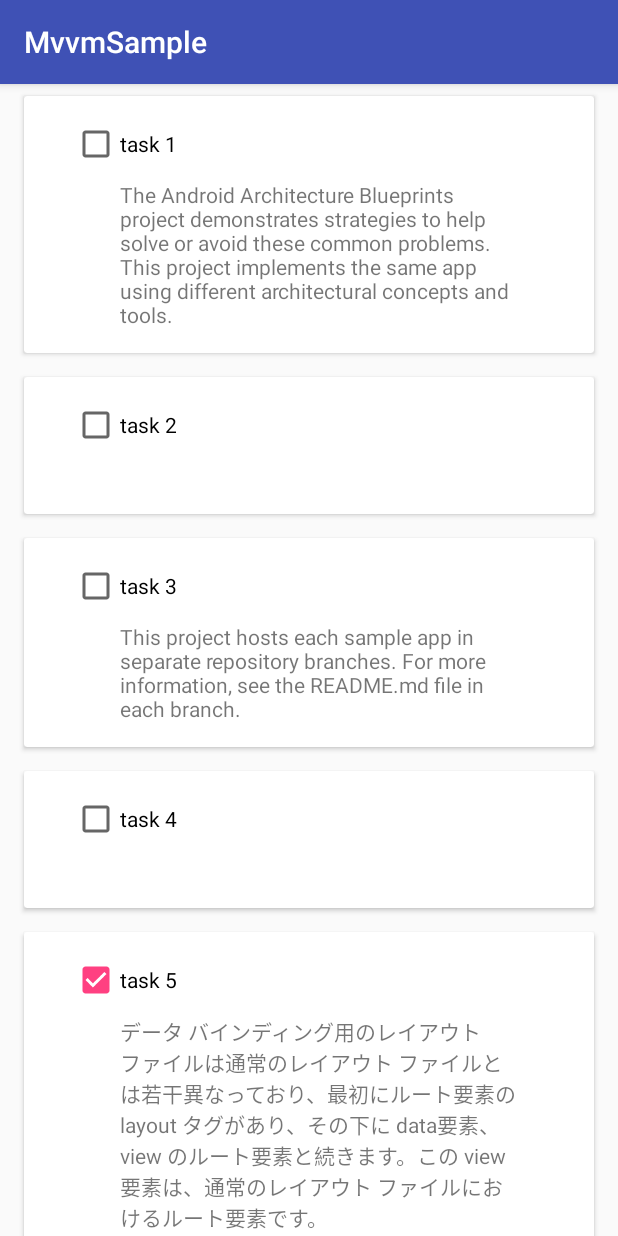
After one commit to rmakiyama/MvvmSample, an Android app: the fragment TasksFragment shown on its own in the app's theme, on a phone screen of 412 x 824 dp. The commit adds this screen. Run offline under Robolectric (Android 15) with nearby library versions, the phone set to English and light mode, and no system bars; our stand-ins replace EventBus, data binding.

Commit message:
set up recyclerview

```diff
--- a/app/build.gradle
+++ b/app/build.gradle
@@ -30,12 +30,15 @@ dependencies {
     implementation 'com.android.support:appcompat-v7:26.1.0'
     implementation 'com.android.support:design:26.1.0'
     implementation 'com.android.support.constraint:constraint-layout:1.0.2'
+    implementation "com.android.support:cardview-v7:26.1.0"
     implementation 'com.android.support:support-vector-drawable:26.1.0'
     implementation 'com.android.support:support-v4:26.1.0'
     testImplementation 'junit:junit:4.12'
     androidTestImplementation 'com.android.support.test:runner:1.0.1'
     androidTestImplementation 'com.android.support.test.espresso:espresso-core:3.0.1'
 
+    implementation 'org.greenrobot:eventbus:3.0.0'
+
     implementation "org.jetbrains.kotlin:kotlin-stdlib-jre7:$kotlin_version"
     kapt "com.android.databinding:compiler:$android_plugin_version"
 }
--- a/app/src/main/java/rmakiyama/sample/mvvmsample/ViewModel.java
+++ b/app/src/main/java/rmakiyama/sample/mvvmsample/ViewModel.java
@@ -6,6 +6,10 @@ package rmakiyama.sample.mvvmsample;
 
 public abstract class ViewModel {
 
+    public abstract void onResume();
+
+    public abstract void onPause();
+
     void destroy() {
     }
 }
--- a/app/src/main/java/rmakiyama/sample/mvvmsample/center/CenterFragment.java
+++ /dev/null
@@ -1,27 +0,0 @@
-package rmakiyama.sample.mvvmsample.center;
-
-import android.os.Bundle;
-import android.support.v4.app.Fragment;
-import android.view.LayoutInflater;
-import android.view.View;
-import android.view.ViewGroup;
-
-import rmakiyama.sample.mvvmsample.databinding.FragmentCenterBinding;
-
-public class CenterFragment extends Fragment {
-
-    private FragmentCenterBinding binding;
-
-    public static CenterFragment newInstance() {
-        return new CenterFragment();
-    }
-
-    @Override
-    public View onCreateView(LayoutInflater inflater, ViewGroup container,
-                             Bundle savedInstanceState) {
-        binding = FragmentCenterBinding.inflate(inflater, container, false);
-        binding.text.setText("センターだよ");
-        return binding.getRoot();
-    }
-
-}
--- /dev/null
+++ b/app/src/main/java/rmakiyama/sample/mvvmsample/center/TaskViewModel.kt
@@ -0,0 +1,9 @@
+package rmakiyama.sample.mvvmsample.center
+
+import android.databinding.ObservableField
+import rmakiyama.sample.mvvmsample.domain.entity.Task
+
+class TaskViewModel(task: Task) {
+
+  val task = ObservableField<Task>(task)
+}
--- /dev/null
+++ b/app/src/main/java/rmakiyama/sample/mvvmsample/center/TasksAdapter.kt
@@ -0,0 +1,49 @@
+package rmakiyama.sample.mvvmsample.center
+
+import android.databinding.DataBindingUtil
+import android.support.v7.widget.RecyclerView
+import android.view.LayoutInflater
+import android.view.ViewGroup
+import rmakiyama.sample.mvvmsample.R
+import rmakiyama.sample.mvvmsample.databinding.ItemTaskBinding
+import rmakiyama.sample.mvvmsample.domain.entity.Task
+
+class TasksAdapter : RecyclerView.Adapter<TasksAdapter.TaskHolder>() {
+
+  private val tasks = ArrayList<Task>()
+
+  override fun onCreateViewHolder(parent: ViewGroup?, viewType: Int): TaskHolder {
+    val binding = DataBindingUtil.inflate<ItemTaskBinding>(
+        LayoutInflater.from(parent?.context), R.layout.item_task, parent, false)
+    return TaskHolder(binding)
+  }
+
+  override fun onBindViewHolder(holder: TaskHolder, position: Int) {
+    holder.bindTask(tasks[position])
+    holder.mBinding.executePendingBindings()
+  }
+
+  override fun getItemCount(): Int = tasks.size
+
+  fun setTasks(tasks: List<Task>) {
+    this.tasks.apply {
+      clear()
+      addAll(tasks)
+    }
+    notifyDataSetChanged()
+  }
+
+  class TaskHolder(val mBinding: ItemTaskBinding) : RecyclerView.ViewHolder(mBinding.root) {
+
+    lateinit var viewModel: TaskViewModel
+
+    fun bindTask(task: Task) {
+      if (mBinding.viewModel == null) {
+        viewModel = TaskViewModel(task)
+        mBinding.viewModel = viewModel
+      } else {
+        mBinding.viewModel = viewModel
+      }
+    }
+  }
+}
--- /dev/null
+++ b/app/src/main/java/rmakiyama/sample/mvvmsample/center/TasksFragment.java
@@ -0,0 +1,68 @@
+package rmakiyama.sample.mvvmsample.center;
+
+import android.os.Bundle;
+import android.support.annotation.Nullable;
+import android.support.v4.app.Fragment;
+import android.support.v7.widget.LinearLayoutManager;
+import android.support.v7.widget.RecyclerView;
+import android.view.LayoutInflater;
+import android.view.View;
+import android.view.ViewGroup;
+
+import org.greenrobot.eventbus.EventBus;
+import org.greenrobot.eventbus.Subscribe;
+import org.greenrobot.eventbus.ThreadMode;
+
+import rmakiyama.sample.mvvmsample.data.repository.TasksRepositoryImpl;
+import rmakiyama.sample.mvvmsample.databinding.FragmentCenterBinding;
+import rmakiyama.sample.mvvmsample.domain.usecase.GetTasksUseCaseImpl;
+
+public class TasksFragment extends Fragment {
+
+    private FragmentCenterBinding mBinding;
+    private TasksViewModel mViewModel =
+            new TasksViewModel(new GetTasksUseCaseImpl(TasksRepositoryImpl.getInstance()));
+    private TasksAdapter mAdapter = new TasksAdapter();
+
+    public static TasksFragment newInstance() {
+        return new TasksFragment();
+    }
+
+    @Override
+    public View onCreateView(LayoutInflater inflater, ViewGroup container,
+                             Bundle savedInstanceState) {
+        mBinding = FragmentCenterBinding.inflate(inflater, container, false);
+        mBinding.setViewModel(mViewModel);
+        return mBinding.getRoot();
+    }
+
+    @Override
+    public void onViewCreated(View view, @Nullable Bundle savedInstanceState) {
+        super.onViewCreated(view, savedInstanceState);
+        setupRecyclerView(mBinding.tasks);
+    }
+
+    private void setupRecyclerView(RecyclerView v) {
+        v.setLayoutManager(new LinearLayoutManager(getContext()));
+        v.setAdapter(mAdapter);
+    }
+
+    @Override
+    public void onResume() {
+        super.onResume();
+        EventBus.getDefault().register(this);
+        mViewModel.onResume();
+    }
+
+    @Override
+    public void onPause() {
+        super.onPause();
+        EventBus.getDefault().unregister(this);
+        mViewModel.onPause();
+    }
+
+    @Subscribe(threadMode = ThreadMode.MAIN)
+    public void onTasksLoaded(TasksViewModel.OnLoadedEvent event) {
+        mAdapter.setTasks(event.getTasks());
+    }
+}
--- /dev/null
+++ b/app/src/main/java/rmakiyama/sample/mvvmsample/center/TasksViewModel.kt
@@ -0,0 +1,31 @@
+package rmakiyama.sample.mvvmsample.center
+
+import org.greenrobot.eventbus.EventBus
+import rmakiyama.sample.mvvmsample.domain.entity.Task
+import rmakiyama.sample.mvvmsample.domain.usecase.GetTasksUseCase
+import org.greenrobot.eventbus.ThreadMode
+import org.greenrobot.eventbus.Subscribe
+import rmakiyama.sample.mvvmsample.ViewModel
+
+class TasksViewModel constructor(
+    private val mGetTasksUseCase: GetTasksUseCase) : ViewModel() {
+
+  private val tasks = ArrayList<Task>()
+
+  override fun onResume() {
+    EventBus.getDefault().register(this)
+    mGetTasksUseCase.getTasks()
+  }
+
+  override fun onPause() {
+    EventBus.getDefault().unregister(this)
+  }
+
+  @Subscribe(threadMode = ThreadMode.MAIN)
+  fun onTasksLoaded(event: GetTasksUseCase.OnLoadedEvent) {
+    tasks.addAll(event.tasks)
+    EventBus.getDefault().post(OnLoadedEvent(tasks))
+  }
+
+  class OnLoadedEvent(val tasks: List<Task>)
+}
--- /dev/null
+++ b/app/src/main/java/rmakiyama/sample/mvvmsample/data/repository/TasksRepositoryImpl.kt
@@ -0,0 +1,27 @@
+package rmakiyama.sample.mvvmsample.data.repository
+
+import rmakiyama.sample.mvvmsample.domain.entity.Task
+import rmakiyama.sample.mvvmsample.domain.repository.TasksRepository
+
+class TasksRepositoryImpl : TasksRepository {
+
+  companion object {
+
+    private var INSTANCE: TasksRepository? = null
+
+    @JvmStatic
+    fun getInstance() = INSTANCE ?: TasksRepositoryImpl().also { INSTANCE = it }
+  }
+
+  override fun getTasks(): List<Task> {
+    return arrayListOf(
+        Task(title = "task 1", description = "The Android Architecture Blueprints project demonstrates strategies to help solve or avoid these common problems. This project implements the same app using different architectural concepts and tools."),
+        Task(title = "task 2"),
+        Task(title = "task 3", description = "This project hosts each sample app in separate repository branches. For more information, see the README.md file in each branch."),
+        Task(title = "task 4"),
+        Task(title = "task 5", description = "データ バインディング用のレイアウト ファイルは通常のレイアウト ファイルとは若干異なっており、最初にルート要素の layout タグがあり、その下に data要素、view のルート要素と続きます。この view 要素は、通常のレイアウト ファイルにおけるルート要素です。", completed = true),
+        Task(title = "task 6", description = "データバイディングでは、onClick イベントなどのビューから送られたイベントを処理する式を記述することができます。いくつかの例外を除いて、イベント属性名はリスナー メソッドの名前によって決まります。たとえば、View.OnLongClickListener のメソッドは onLongClick() なので、このイベント属性は android:onLongClick になります。イベントを扱うには 2 つの方法があります。", completed = true),
+        Task(title = "task 7", description = "リスナーは、式のルート要素としてのみ許可されたラムダ式で表されます。式の中でコールバックが使われている場合、データ バインディングでは自動的に必要なリスナーを作成して、対応するイベントに登録します。ビューがイベントを発生させると、データ バインディングでは指定した式が評価されます。通常のバインディング式と同じく、リスナー式の評価中に null やデータ バインディングのスレッドセーフが返される場合があります。", completed = true)
+    )
+  }
+}
--- /dev/null
+++ b/app/src/main/java/rmakiyama/sample/mvvmsample/domain/entity/Task.kt
@@ -0,0 +1,11 @@
+package rmakiyama.sample.mvvmsample.domain.entity
+
+
+import java.util.UUID
+
+data class Task(
+    val id: String = UUID.randomUUID().toString(),
+    var title: String,
+    var description: String? = null,
+    var completed: Boolean = false
+)
--- /dev/null
+++ b/app/src/main/java/rmakiyama/sample/mvvmsample/domain/repository/TasksRepository.kt
@@ -0,0 +1,9 @@
+package rmakiyama.sample.mvvmsample.domain.repository
+
+import rmakiyama.sample.mvvmsample.domain.entity.Task
+
+
+interface TasksRepository {
+
+  fun getTasks(): List<Task>
+}
--- /dev/null
+++ b/app/src/main/java/rmakiyama/sample/mvvmsample/domain/usecase/GetTasksUseCase.kt
@@ -0,0 +1,10 @@
+package rmakiyama.sample.mvvmsample.domain.usecase
+
+import rmakiyama.sample.mvvmsample.domain.entity.Task
+
+interface GetTasksUseCase {
+
+  fun getTasks()
+
+  class OnLoadedEvent(val tasks: List<Task>)
+}
--- /dev/null
+++ b/app/src/main/java/rmakiyama/sample/mvvmsample/domain/usecase/GetTasksUseCaseImpl.kt
@@ -0,0 +1,13 @@
+package rmakiyama.sample.mvvmsample.domain.usecase
+
+import rmakiyama.sample.mvvmsample.domain.repository.TasksRepository
+import org.greenrobot.eventbus.EventBus
+
+
+class GetTasksUseCaseImpl constructor(
+    private val mRepository: TasksRepository) : GetTasksUseCase {
+
+  override fun getTasks() {
+    mRepository.getTasks().also { EventBus.getDefault().post(GetTasksUseCase.OnLoadedEvent(it)) }
+  }
+}
--- a/app/src/main/java/rmakiyama/sample/mvvmsample/home/MainActivity.java
+++ b/app/src/main/java/rmakiyama/sample/mvvmsample/home/MainActivity.java
@@ -9,7 +9,7 @@ import android.support.v7.app.AppCompatActivity;
 import android.view.MenuItem;
 
 import rmakiyama.sample.mvvmsample.R;
-import rmakiyama.sample.mvvmsample.center.CenterFragment;
+import rmakiyama.sample.mvvmsample.center.TasksFragment;
 import rmakiyama.sample.mvvmsample.databinding.ActivityMainBinding;
 import rmakiyama.sample.mvvmsample.left.LeftFragment;
 import rmakiyama.sample.mvvmsample.right.RightFragment;
@@ -40,7 +40,7 @@ public class MainActivity extends AppCompatActivity {
                         return true;
                     case R.id.center:
                         manager.beginTransaction()
-                                .replace(R.id.container, CenterFragment.newInstance())
+                                .replace(R.id.container, TasksFragment.newInstance())
                                 .commit();
                         return true;
                     case R.id.right:
--- a/app/src/main/java/rmakiyama/sample/mvvmsample/left/LeftViewModel.java
+++ b/app/src/main/java/rmakiyama/sample/mvvmsample/left/LeftViewModel.java
@@ -26,4 +26,12 @@ public class LeftViewModel extends ViewModel {
     public void onClickClear(@SuppressWarnings("unused") View view) {
         input.set("");
     }
+
+    @Override
+    public void onResume() {
+    }
+
+    @Override
+    public void onPause() {
+    }
 }
--- a/app/src/main/res/layout/fragment_center.xml
+++ b/app/src/main/res/layout/fragment_center.xml
@@ -1,16 +1,17 @@
-<layout
-    xmlns:android="http://schemas.android.com/apk/res/android"
+<layout xmlns:android="http://schemas.android.com/apk/res/android"
     xmlns:tools="http://schemas.android.com/tools"
-    tools:context="rmakiyama.sample.mvvmsample.center.CenterFragment">
+    tools:context="rmakiyama.sample.mvvmsample.center.TasksFragment">
 
-    <FrameLayout
+    <data>
+
+        <variable
+            name="viewModel"
+            type="rmakiyama.sample.mvvmsample.center.TasksViewModel" />
+    </data>
+
+    <android.support.v7.widget.RecyclerView
+        android:id="@+id/tasks"
         android:layout_width="match_parent"
-        android:layout_height="match_parent">
-
-        <TextView
-            android:id="@+id/text"
-            android:layout_width="match_parent"
-            android:layout_height="match_parent"/>
-
-    </FrameLayout>
+        android:layout_height="match_parent"
+        tools:listitem="@layout/item_task" />
 </layout>
--- /dev/null
+++ b/app/src/main/res/layout/item_task.xml
@@ -0,0 +1,53 @@
+<?xml version="1.0" encoding="utf-8"?>
+<layout xmlns:android="http://schemas.android.com/apk/res/android"
+    xmlns:app="http://schemas.android.com/apk/res-auto"
+    xmlns:tools="http://schemas.android.com/tools">
+
+    <data>
+
+        <variable
+            name="viewModel"
+            type="rmakiyama.sample.mvvmsample.center.TaskViewModel" />
+    </data>
+
+    <android.support.v7.widget.CardView
+        android:layout_width="match_parent"
+        android:layout_height="wrap_content"
+        android:layout_marginBottom="8dp"
+        android:layout_marginEnd="16dp"
+        android:layout_marginStart="16dp"
+        android:layout_marginTop="8dp">
+
+        <android.support.constraint.ConstraintLayout
+            android:layout_width="match_parent"
+            android:layout_height="wrap_content"
+            android:padding="16dp">
+
+            <CheckBox
+                android:id="@+id/completed"
+                android:layout_width="wrap_content"
+                android:layout_height="wrap_content"
+                android:layout_marginStart="16dp"
+                android:checked="@={viewModel.task.completed}"
+                android:text="@{viewModel.task.title}"
+                app:layout_constraintStart_toStartOf="parent"
+                app:layout_constraintTop_toTopOf="parent"
+                tools:text="Android勉強会" />
+
+            <TextView
+                android:id="@+id/description"
+                android:layout_width="0dp"
+                android:layout_height="wrap_content"
+                android:layout_marginEnd="32dp"
+                android:layout_marginStart="32dp"
+                android:layout_marginTop="8dp"
+                android:text="@{viewModel.task.description}"
+                app:layout_constraintEnd_toEndOf="parent"
+                app:layout_constraintStart_toStartOf="@+id/completed"
+                app:layout_constraintTop_toBottomOf="@+id/completed"
+                tools:text="Androidの勉強会を開催する。" />
+
+        </android.support.constraint.ConstraintLayout>
+
+    </android.support.v7.widget.CardView>
+</layout>
```
